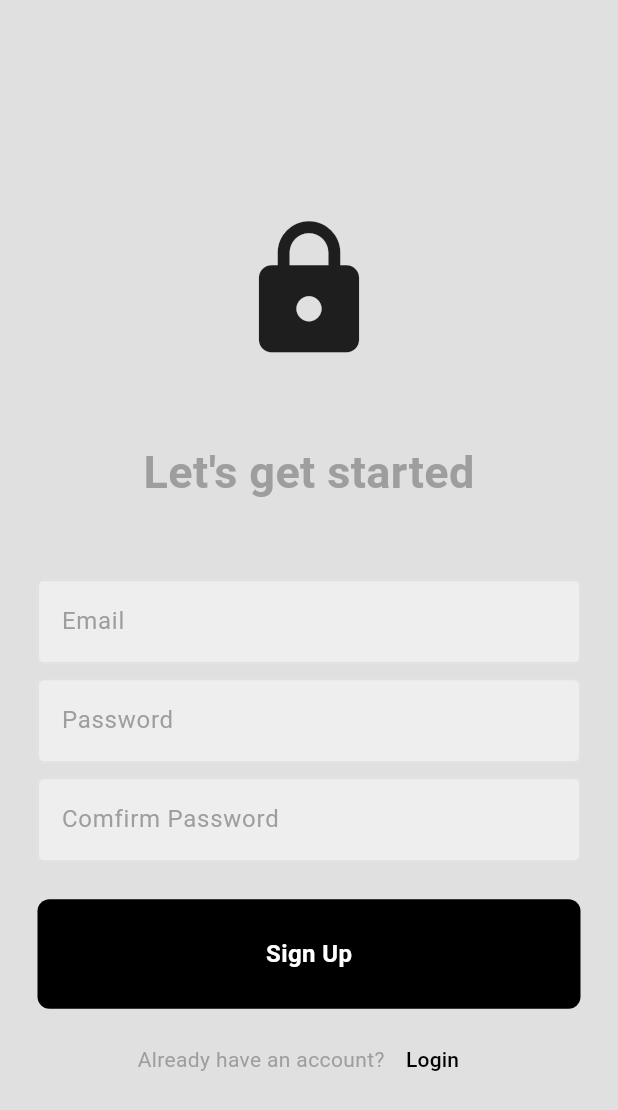
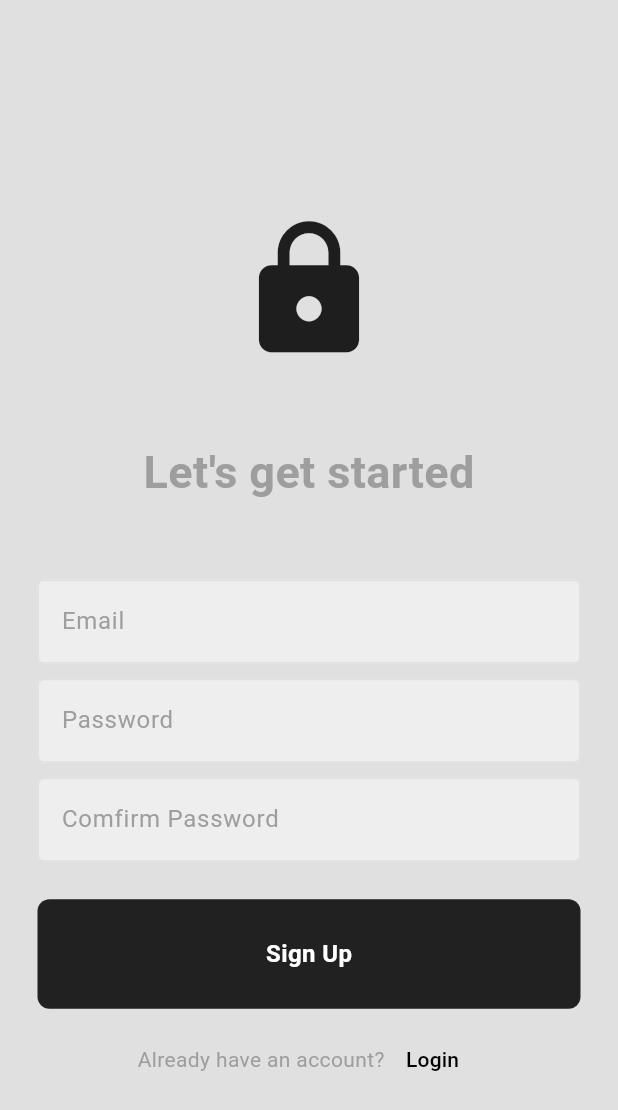
Before and after one commit to JarneClaesen/lojm, a Flutter app: the screen it shows after launch, after a tap on "Register", on a phone screen of 412 x 824 dp. Shown: the top 1110 px of the screen. Run offline on Flutter 3.47's test engine with Material 2 defaults, Android fonts, the phone set to English and light mode, and no system bars; our stand-ins replace cloud_firestore, firebase_auth, firebase_core, firebase_storage, shared_preferences; missing offline and left inert: flutter_pdfview; accounts and stored records are empty; network calls fail.

Commit message:
Changed some colors to dynamic | changed message post layout

```diff
--- a/lib/components/button.dart
+++ b/lib/components/button.dart
@@ -18,7 +18,7 @@ class MyButton extends StatelessWidget {
         //height: 50,
         //width: double.infinity,
         decoration: BoxDecoration(
-          color: Colors.black,
+          color: Theme.of(context).colorScheme.onSurface, // todo kleur van de button aanpassen zodat het in light mode zwart is en iets anders in dark mode
           borderRadius: BorderRadius.circular(8),
         ),
         child: Center(
--- a/lib/components/text_field.dart
+++ b/lib/components/text_field.dart
@@ -17,6 +17,7 @@ class MyTextField extends StatelessWidget {
     return TextField(
       controller: controller,
       obscureText: obscureText,
+      style: TextStyle(color: Theme.of(context).colorScheme.onSurface),
       decoration: InputDecoration(
         enabledBorder: OutlineInputBorder(
           borderSide: BorderSide(color: Theme.of(context).colorScheme.secondary),
@@ -28,6 +29,7 @@ class MyTextField extends StatelessWidget {
         filled: true,
         hintText: hintText,
         hintStyle: TextStyle(color: Colors.grey[500]),
+
       ),
     );
   }
--- a/lib/main.dart
+++ b/lib/main.dart
@@ -24,8 +24,12 @@ void main() async {
   ),
   );
 
+  final initialBrightness = WidgetsBinding.instance.platformDispatcher.platformBrightness;
   runApp(
-      ChangeNotifierProvider(create: (context) => ThemeProvider(), child: const MyApp()),
+    ChangeNotifierProvider(
+      create: (context) => ThemeProvider(initialBrightness),
+      child: const MyApp(),
+    ),
   );
 }
 
--- a/lib/pages/login_page.dart
+++ b/lib/pages/login_page.dart
@@ -50,7 +50,7 @@ class _LoginPageState extends State<LoginPage> {
   @override
   Widget build(BuildContext context) {
     return Scaffold(
-      backgroundColor: Colors.grey[300],
+      backgroundColor: Theme.of(context).colorScheme.background,
       body: SafeArea(
         child: Center(
           child: Padding(
--- a/lib/pages/register_page.dart
+++ b/lib/pages/register_page.dart
@@ -70,7 +70,7 @@ class _RegisterPageState extends State<RegisterPage> {
   @override
   Widget build(BuildContext context) {
     return Scaffold(
-      backgroundColor: Colors.grey[300],
+      backgroundColor: Theme.of(context).colorScheme.background,
       body: SafeArea(
         child: Center(
           child: Padding(
--- a/lib/pages/scores_page.dart
+++ b/lib/pages/scores_page.dart
@@ -10,6 +10,8 @@ import 'package:orchestra_app/components/scores_list.dart';
 import 'package:orchestra_app/components/pdf_display.dart';
 
 import '../components/scores_list.dart';
+
+//todo: add a loading circle when downloading pdfs
 
 class ScoresPage extends StatefulWidget {
   const ScoresPage({super.key});
--- a/lib/theme/dark_theme.dart
+++ b/lib/theme/dark_theme.dart
@@ -10,6 +10,8 @@ ThemeData darkTheme = ThemeData(
     background: Colors.black,
     primary: Colors.grey[900]!,
     secondary: Colors.grey[800]!,
+    tertiary: Colors.grey[700]!,
+    onSurface: Colors.white,
   ),
   textButtonTheme: TextButtonThemeData(
     style: TextButton.styleFrom(
--- a/lib/theme/light_theme.dart
+++ b/lib/theme/light_theme.dart
@@ -17,6 +17,8 @@ ThemeData lightTheme = ThemeData(
     background: Colors.grey[300]!,
     primary: Colors.grey[200]!,
     secondary: Colors.grey[300]!,
+    tertiary: Colors.grey[400]!,
+    onSurface: Colors.grey[900]!,
   ),
   textButtonTheme: TextButtonThemeData(
     style: TextButton.styleFrom(
--- a/lib/theme/theme_provider.dart
+++ b/lib/theme/theme_provider.dart
@@ -7,7 +7,8 @@ class ThemeProvider extends ChangeNotifier {
   ThemeData _themeData;
   final String key = "theme";
 
-  ThemeProvider() : _themeData = lightTheme {
+  ThemeProvider(Brightness systemBrightness)
+      : _themeData = systemBrightness == Brightness.dark ? darkTheme : lightTheme {
     _loadTheme();
   }
 
@@ -23,6 +24,10 @@ class ThemeProvider extends ChangeNotifier {
       } else {
         _themeData = lightTheme;
       }
+      notifyListeners();
+    } else {
+      // If no preference is found in SharedPreferences, keep the theme as the system's brightness.
+      // The _themeData is already initialized in the constructor, so no need to set it again.
       notifyListeners();
     }
   }
```
Also changed, not shown: lib/components/message_post.dart (+38 -38 lines), lib/helper/helper_methods.dart (+11 -1 lines), lib/pages/home_page.dart (+25 -1 lines).
